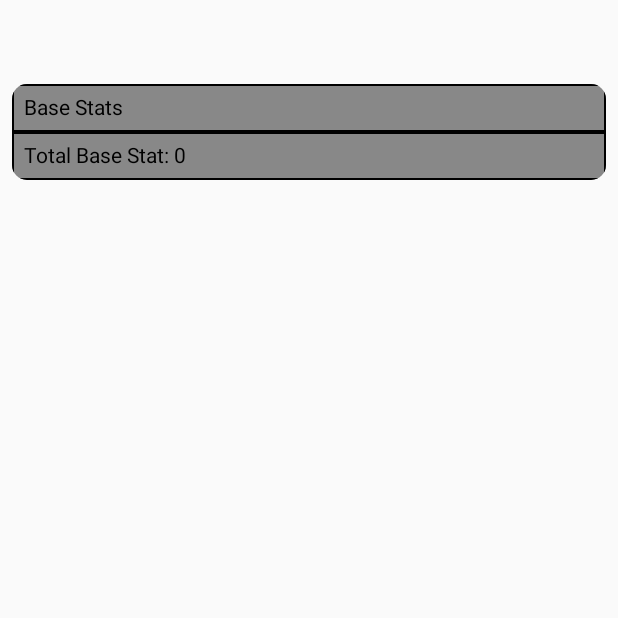
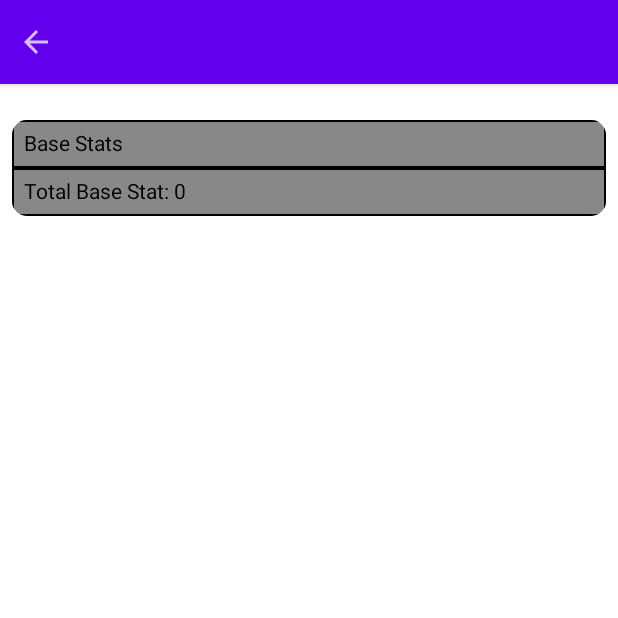
Before and after one commit to XarhsSta/Pokedex-KMP, an Android app built with Jetpack Compose: the composable DetailedViewScreen called with empty values, on a phone screen of 412 x 824 dp, the top half of it. Run offline under Robolectric (Android 15) with nearby library versions, the phone set to English and light mode, and no system bars; our stand-ins replace Voyager, paging; libraries missing offline, so code that uses them is left out: co.touchlab.kermit, io.kamel.image; 3 statements that could not run were skipped.

Commit message:
Added a TopBar

```diff
--- a/composeApp/build.gradle.kts
+++ b/composeApp/build.gradle.kts
@@ -40,6 +40,7 @@ kotlin {
             implementation(compose.foundation)
             implementation(compose.material)
             implementation(compose.ui)
+            implementation(compose.materialIconsExtended)
             @OptIn(ExperimentalComposeLibrary::class)
             implementation(compose.components.resources)
             implementation(libs.kotlin.coroutines)
--- /dev/null
+++ b/composeApp/src/commonMain/kotlin/ui/assets/PokedexTopAppBar.kt
@@ -0,0 +1,44 @@
+package ui.assets
+
+import androidx.compose.foundation.clickable
+import androidx.compose.foundation.layout.fillMaxWidth
+import androidx.compose.foundation.layout.padding
+import androidx.compose.material.Icon
+import androidx.compose.material.Text
+import androidx.compose.material.TopAppBar
+import androidx.compose.material.icons.Icons
+import androidx.compose.material.icons.filled.ArrowBack
+import androidx.compose.runtime.Composable
+import androidx.compose.ui.Modifier
+import androidx.compose.ui.graphics.Color
+import androidx.compose.ui.unit.dp
+import androidx.compose.ui.unit.sp
+import cafe.adriel.voyager.core.screen.Screen
+import cafe.adriel.voyager.navigator.LocalNavigator
+import cafe.adriel.voyager.navigator.currentOrThrow
+import ui.screens.HomeView
+
+@Composable
+fun PokedexTopAppBar(
+    currentScreen: Screen,
+    title: String
+) {
+    val navigator = LocalNavigator.currentOrThrow
+    TopAppBar(modifier = Modifier.fillMaxWidth()) {
+        if (currentScreen !is HomeView) {
+            Icon(
+                imageVector = Icons.Default.ArrowBack,
+                contentDescription = "Back Button",
+                modifier = Modifier
+                    .padding(8.dp)
+                    .clickable { navigator.pop() }
+            )
+        }
+        Text(
+            text = title,
+            fontSize = 24.sp,
+            modifier = Modifier.padding(horizontal = 8.dp),
+            color = Color.White
+        )
+    }
+}
--- a/composeApp/src/commonMain/kotlin/ui/screens/DetailedView.kt
+++ b/composeApp/src/commonMain/kotlin/ui/screens/DetailedView.kt
@@ -4,16 +4,15 @@ import androidx.compose.foundation.layout.Column
 import androidx.compose.foundation.layout.Row
 import androidx.compose.foundation.layout.fillMaxSize
 import androidx.compose.foundation.layout.fillMaxWidth
-import androidx.compose.foundation.layout.padding
-import androidx.compose.material.Text
+import androidx.compose.material.Scaffold
 import androidx.compose.runtime.Composable
 import androidx.compose.runtime.getValue
 import androidx.compose.runtime.remember
 import androidx.compose.ui.Alignment
 import androidx.compose.ui.Modifier
-import androidx.compose.ui.unit.dp
 import cafe.adriel.voyager.core.screen.Screen
 import org.koin.compose.getKoin
+import ui.assets.PokedexTopAppBar
 import ui.assets.PokemonAbilities
 import ui.assets.PokemonBiology
 import ui.assets.PokemonImage
@@ -28,14 +27,13 @@ class DetailedViewScreen(val index: Int): Screen {
             it.getPokemonById(index)
         }
         val pokemon by remember { viewModel.pokemon }
+        Scaffold(
+            topBar = { PokedexTopAppBar(this, pokemon.name.capitalize()) }
+        ) {
             Column(
                 modifier = Modifier.fillMaxSize(),
                 horizontalAlignment = Alignment.CenterHorizontally
             ) {
-            Text(
-                text = pokemon.name.capitalize(),
-                modifier = Modifier.padding(vertical = 8.dp)
-            )
                 PokemonImage(pokemon.sprite.defaultSprite, pokemon.type)
                 Row(
                     modifier = Modifier.fillMaxWidth(),
@@ -59,3 +57,4 @@ class DetailedViewScreen(val index: Int): Screen {
             }
         }
     }
+}
--- a/composeApp/src/commonMain/kotlin/ui/screens/HomeView.kt
+++ b/composeApp/src/commonMain/kotlin/ui/screens/HomeView.kt
@@ -1,11 +1,13 @@
 package ui.screens
 
+import androidx.compose.material.Scaffold
 import androidx.compose.runtime.Composable
 import androidx.compose.runtime.getValue
 import androidx.compose.runtime.rememberUpdatedState
 import app.cash.paging.compose.collectAsLazyPagingItems
 import cafe.adriel.voyager.core.screen.Screen
 import org.koin.compose.getKoin
+import ui.assets.PokedexTopAppBar
 import ui.assets.PokemonCard
 import ui.viewmodel.ViewModel
 import util.PagingGrid
@@ -15,9 +17,12 @@ object HomeView : Screen {
     override fun Content() {
         val viewModel: ViewModel = getKoin().get()
         val result by rememberUpdatedState(viewModel.pokemonFlow.collectAsLazyPagingItems())
-
-        PagingGrid(data = result) {
-            PokemonCard(it)
+        Scaffold(
+            topBar = { PokedexTopAppBar(this, "Pokedex KMP") }
+        ) {
+            PagingGrid(data = result) {
+                PokemonCard(it)
+            }
         }
     }
 }
```
Lines whose indentation alone changed are shown as unchanged.
